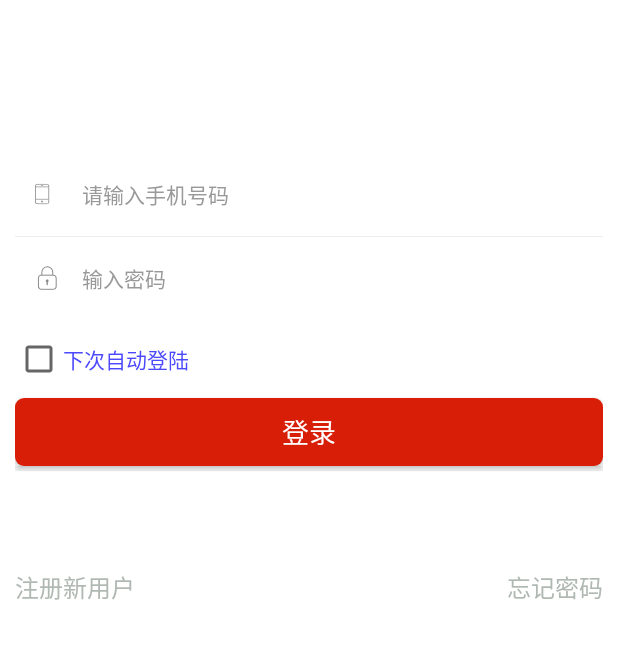
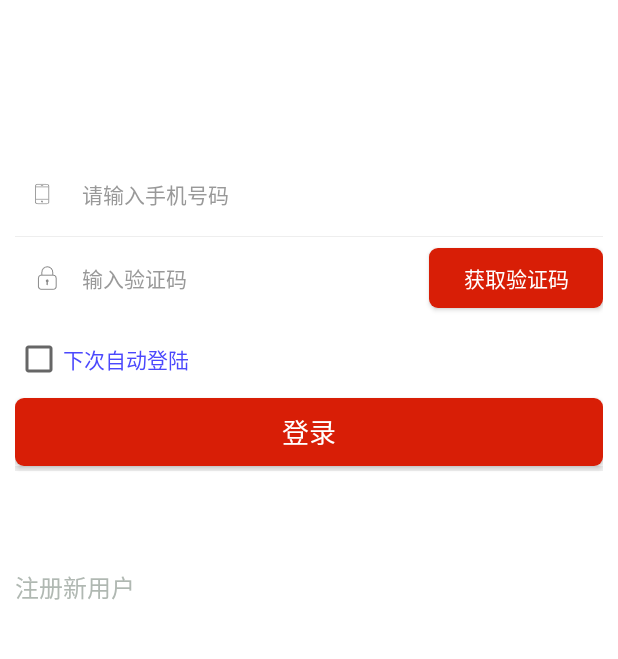
Before and after one commit to 809698471/CottonFarmer, an Android app: the screen it shows after launch (LoginActivity), after a tap on "登录", on a phone screen of 412 x 824 dp, the part 258-917 px from its top. Run offline under Robolectric (Android 15) with nearby library versions, the phone set to English and light mode, and no system bars; our stand-ins replace ButterKnife, CircleImageView; pictures from the network do not load.

Commit message:
登录业务逻辑，和模拟验证码获取---范文轲

```diff
--- a/app/src/main/java/com/lianghuawang/cottonfarmer/module/login/LoginActivity.java
+++ b/app/src/main/java/com/lianghuawang/cottonfarmer/module/login/LoginActivity.java
@@ -1,16 +1,15 @@
 package com.lianghuawang.cottonfarmer.module.login;
 
 import android.content.Intent;
-import android.os.Bundle;
-import android.support.v7.app.AppCompatActivity;
+import android.os.Handler;
 import android.widget.Button;
 import android.widget.EditText;
 
 import com.lianghuawang.cottonfarmer.R;
 import com.lianghuawang.cottonfarmer.activity.HomePageActivity;
 import com.lianghuawang.cottonfarmer.netutils.LogUtils;
-import com.lianghuawang.cottonfarmer.ui.base.BaseActivity;
-import com.lianghuawang.cottonfarmer.utils.LoginUtils;
+import com.lianghuawang.cottonfarmer.netutils.ToastUtils;
+import com.lianghuawang.cottonfarmer.ui.base.BaseMVPACtivity;
 
 import butterknife.Bind;
 import butterknife.OnClick;
@@ -19,7 +18,7 @@ import butterknife.OnClick;
  *
  */
 
-public class LoginActivity extends BaseActivity {
+public class LoginActivity extends BaseMVPACtivity<LoginPresenter, LoginModel> implements LoginView {
 
     @Bind(R.id.et_mobile)
     EditText mUsername;
@@ -27,6 +26,10 @@ public class LoginActivity extends BaseActivity {
     EditText mPassword;
     @Bind(R.id.btn_login)
     Button mLogin;
+    @Bind(R.id.btn_login_captcha)
+    Button mCaptcha;
+
+    private Handler handler;
 
     @Override
     protected int getLayoutId() {
@@ -38,14 +41,36 @@ public class LoginActivity extends BaseActivity {
 
     }
 
-    @OnClick(R.id.btn_login)
-    public void onClick(){
-        String user = mUsername.getText().toString();
-        String pass = mPassword.getText().toString();
-        if (LoginUtils.IsEmpty(this,user,pass)){
-            LogUtils.d("一切合法,开始请求登录接口");
-            startActivity(new Intent(this, HomePageActivity.class));
-            this.finish();
+    @OnClick({R.id.btn_login, R.id.btn_login_captcha})
+    public void onClick(Button btn) {
+        switch (btn.getId()) {
+            case R.id.btn_login:
+                String user = mUsername.getText().toString();
+                String pass = mPassword.getText().toString();
+                mPresenter.startlogin(this, user, pass);
+                break;
+            case R.id.btn_login_captcha:
+                mPresenter.captcha(this);
+                break;
+            default:
         }
     }
+
+    @Override
+    protected void loadData() {
+
+    }
+
+    @Override
+    public void login() {
+        LogUtils.d("一切合法,开始请求登录接口");
+        ToastUtils.showLong(this, getResources().getText(R.string.loginsuccess));
+        startActivity(new Intent(this, HomePageActivity.class));
+        this.finish();
+    }
+
+    @Override
+    public void captcha(String message) {
+        mCaptcha.setText(message);
+    }
 }
--- /dev/null
+++ b/app/src/main/java/com/lianghuawang/cottonfarmer/module/login/LoginModel.java
@@ -0,0 +1,6 @@
+package com.lianghuawang.cottonfarmer.module.login;
+
+import com.lianghuawang.cottonfarmer.mvp.base.BaseModel;
+
+public interface LoginModel extends BaseModel {
+}
--- /dev/null
+++ b/app/src/main/java/com/lianghuawang/cottonfarmer/module/login/LoginView.java
@@ -0,0 +1,10 @@
+package com.lianghuawang.cottonfarmer.module.login;
+
+import com.lianghuawang.cottonfarmer.mvp.base.BaseView;
+
+public interface LoginView extends BaseView {
+
+    void login();
+
+    void captcha(String message);
+}
--- a/app/src/main/java/com/lianghuawang/cottonfarmer/utils/LoginUtils.java
+++ b/app/src/main/java/com/lianghuawang/cottonfarmer/utils/LoginUtils.java
@@ -7,30 +7,14 @@ import com.lianghuawang.cottonfarmer.R;
 import com.lianghuawang.cottonfarmer.netutils.LogUtils;
 
 public class LoginUtils {
-
-    public static boolean IsEmpty(Context context,String username, String password){
-        if (username != null && !username.isEmpty()){
-            if (!PhoneNumberValidation.isMobile(username)){
-                Toast.makeText(context,context.getResources().getText(R.string.phone_illegal),Toast.LENGTH_LONG).show();
-                return false;
-            } else if (password == null || password.isEmpty()){
-                Toast.makeText(context,context.getResources().getText(R.string.password_null),Toast.LENGTH_LONG).show();
-                return false;
-            }
-            return true;
-        } else {
-            Toast.makeText(context,context.getResources().getString(R.string.username_null),Toast.LENGTH_LONG).show();
-            return false;
-        }
-    }
-
     /**
      * 验证用户名是否为空
+     *
      * @param username
      * @return
      */
-    public static boolean IsEmpty_Username(String username){
-        if (username == null || username.isEmpty()){
+    public static boolean isEmpty_Username(String username) {
+        if (username == null || username.isEmpty()) {
             return false;
         }
         return true;
@@ -38,11 +22,12 @@ public class LoginUtils {
 
     /**
      * 验证密码是否为空
+     *
      * @param password
      * @return
      */
-    public static boolean IsEmpty_Passwrod(String password){
-        if (password == null || password.isEmpty()){
+    public static boolean isEmpty_Passwrod(String password) {
+        if (password == null || password.isEmpty()) {
             return false;
         }
         return true;
@@ -50,10 +35,11 @@ public class LoginUtils {
 
     /**
      * 验证手机号合法性
+     *
      * @param username
      * @return
      */
-    public static boolean isMobile(String username){
+    public static boolean isMobile(String username) {
 
         return PhoneNumberValidation.isMobile(username);
     }
--- a/app/src/main/res/layout/activity_login.xml
+++ b/app/src/main/res/layout/activity_login.xml
@@ -108,26 +108,16 @@
                 android:textColorHint="@color/color_999999"
                 android:textSize="14dp" />
 
-            <ImageView
-                android:id="@+id/clean_password"
-                android:layout_width="40dp"
-                android:layout_height="fill_parent"
-                android:scaleType="centerInside"
-                android:src="@drawable/ic_clear"
-                android:visibility="gone" />
-
-            <!--<ImageView-->
-                <!--android:id="@+id/iv_show_pwd"-->
-                <!--android:layout_width="40dp"-->
-                <!--android:layout_height="fill_parent"-->
-                <!--android:scaleType="centerInside"-->
-                <!--android:src="@drawable/pass_gone" />-->
+            <Button
+                android:id="@+id/btn_login_captcha"
+                android:layout_width="0dp"
+                android:layout_height="40dp"
+                android:layout_weight="0.5"
+                android:background="@drawable/bg_btn_login_selected"
+                android:text="@string/captcha"
+                android:textColor="@color/color_ffffff" />
         </LinearLayout>
 
-        <!--<View-->
-        <!--android:layout_width="match_parent"-->
-        <!--android:layout_height="1px"-->
-        <!--android:background="@color/color_eeeeee" />-->
         <LinearLayout
             android:layout_width="match_parent"
             android:layout_height="wrap_content"
@@ -183,7 +173,8 @@
                 android:layout_marginLeft="21dp"
                 android:text="@string/login_forget_pwd"
                 android:textColor="@color/color_b0b8b2"
-                android:textSize="16dp" />
+                android:textSize="16dp"
+                android:visibility="gone" />
         </LinearLayout>
     </LinearLayout>
 
--- a/app/src/main/res/values/strings.xml
+++ b/app/src/main/res/values/strings.xml
@@ -8,7 +8,7 @@
     <string name="hello_blank_fragment4">我的</string>
 
     <string name="hint_login_username">请输入手机号码</string>
-    <string name="hint_login_password">输入密码</string>
+    <string name="hint_login_password">输入验证码</string>
     <string name="login">登录</string>
     <string name="login_forget_pwd">忘记密码</string>
     <string name="please_input_limit_pwd">请输入数字或字母</string>
@@ -18,4 +18,6 @@
     <string name="username_null">手机号不能为空</string>
     <string name="password_null">密码不能为空</string>
     <string name="phone_illegal">手机号不合法</string>
+    <string name="loginsuccess">登录成功</string>
+    <string name="captcha">获取验证码</string>
 </resources>
```
Also changed, not shown: app/src/main/java/com/lianghuawang/cottonfarmer/module/login/LoginPresenter.java (added, +97 -0 lines), app/src/main/res/drawable/bg_btn_captcha_selected.xml (added, +24 -0 lines).
